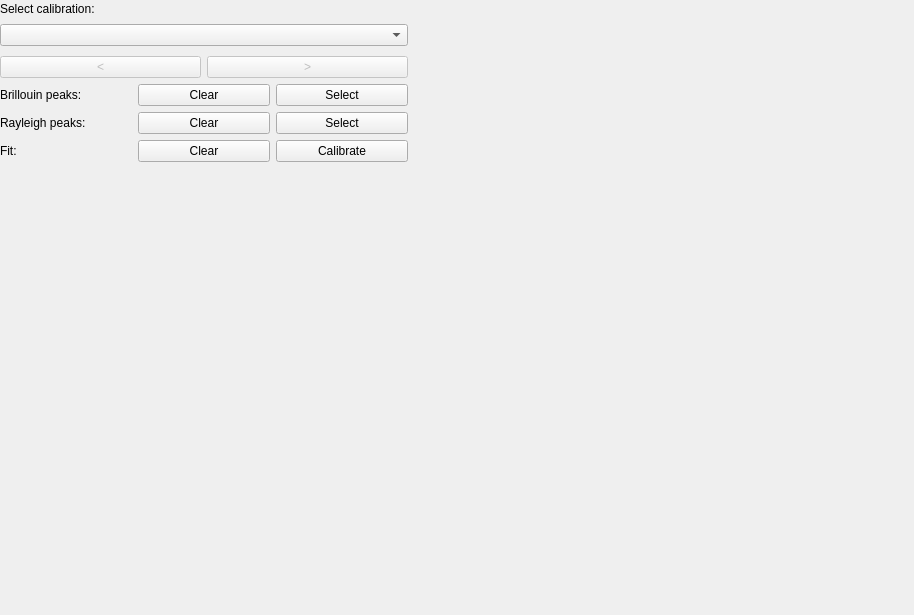
The window that bmicro/gui/calibration/calibration_view.ui (BrillouinMicroscopy/BMicro) describes before a commit, drawn with Qt 5.
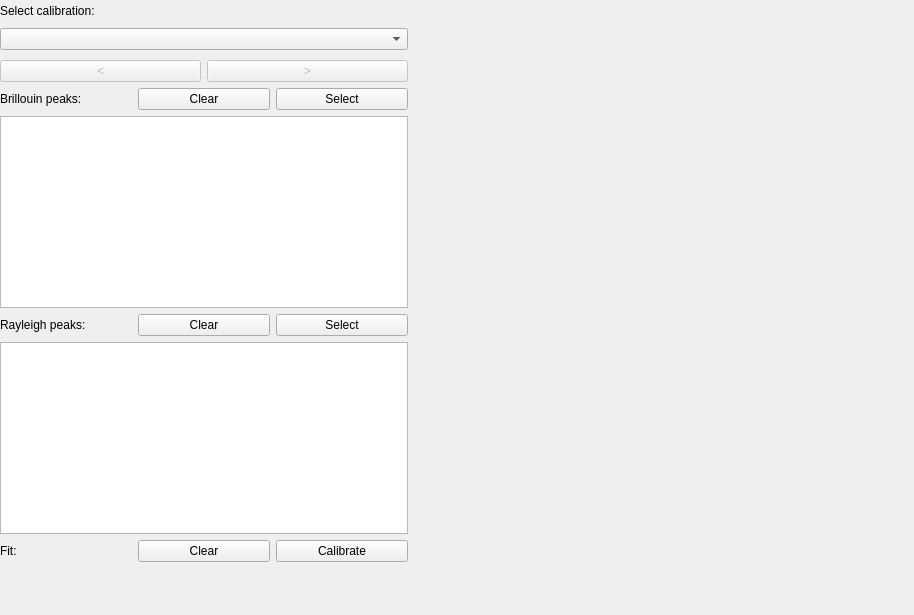
The same window after the commit.

Commit message: feature: add table to show selected ranges

What changed in the file:
```diff
--- a/bmicro/gui/calibration/calibration_view.ui
+++ b/bmicro/gui/calibration/calibration_view.ui
@@ -47,7 +47,7 @@
          <property name="minimumSize">
           <size>
            <width>400</width>
-           <height>50</height>
+           <height>54</height>
           </size>
          </property>
          <property name="maximumSize">
@@ -83,7 +83,14 @@
            </widget>
           </item>
           <item>
-           <widget class="QComboBox" name="combobox_calibration"/>
+           <widget class="QComboBox" name="combobox_calibration">
+            <property name="minimumSize">
+             <size>
+              <width>0</width>
+              <height>0</height>
+             </size>
+            </property>
+           </widget>
           </item>
          </layout>
         </widget>
@@ -115,7 +122,7 @@
        <item>
         <widget class="QWidget" name="widget_Brillouin" native="true">
          <property name="sizePolicy">
-          <sizepolicy hsizetype="Expanding" vsizetype="Fixed">
+          <sizepolicy hsizetype="Expanding" vsizetype="Preferred">
            <horstretch>0</horstretch>
            <verstretch>0</verstretch>
           </sizepolicy>
@@ -132,7 +139,7 @@
            <height>16777215</height>
           </size>
          </property>
-         <layout class="QHBoxLayout" name="horizontalLayout_6">
+         <layout class="QVBoxLayout" name="verticalLayout_2">
           <property name="leftMargin">
            <number>0</number>
           </property>
@@ -145,6 +152,8 @@
           <property name="bottomMargin">
            <number>0</number>
           </property>
+          <item>
+           <layout class="QHBoxLayout" name="horizontalLayout_8">
           <item>
            <widget class="QLabel" name="label_Brillouin">
             <property name="text">
@@ -167,12 +176,17 @@
            </widget>
           </item>
          </layout>
+          </item>
+          <item>
+           <widget class="QTableView" name="tableView"/>
+          </item>
+         </layout>
         </widget>
        </item>
        <item>
         <widget class="QWidget" name="widget_Rayleigh" native="true">
          <property name="sizePolicy">
-          <sizepolicy hsizetype="Expanding" vsizetype="Fixed">
+          <sizepolicy hsizetype="Expanding" vsizetype="Preferred">
            <horstretch>0</horstretch>
            <verstretch>0</verstretch>
           </sizepolicy>
@@ -189,7 +203,7 @@
            <height>16777215</height>
           </size>
          </property>
-         <layout class="QHBoxLayout" name="horizontalLayout_3">
+         <layout class="QVBoxLayout" name="verticalLayout_4">
           <property name="leftMargin">
            <number>0</number>
           </property>
@@ -202,6 +216,8 @@
           <property name="bottomMargin">
            <number>0</number>
           </property>
+          <item>
+           <layout class="QHBoxLayout" name="horizontalLayout_6">
           <item>
            <widget class="QLabel" name="label_Rayleigh">
             <property name="text">
@@ -222,6 +238,11 @@
              <string>Select</string>
             </property>
            </widget>
+            </item>
+           </layout>
+          </item>
+          <item>
+           <widget class="QTableView" name="tableView_2"/>
           </item>
          </layout>
         </widget>
```
Lines whose indentation alone changed are shown as unchanged. The commit also changes 1 other file.
